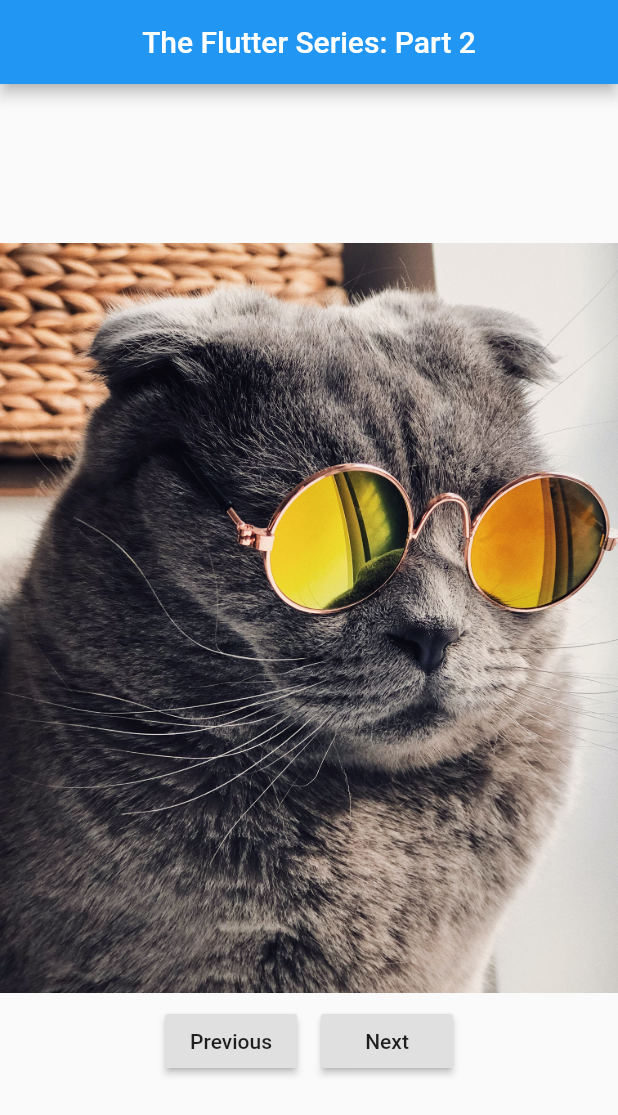
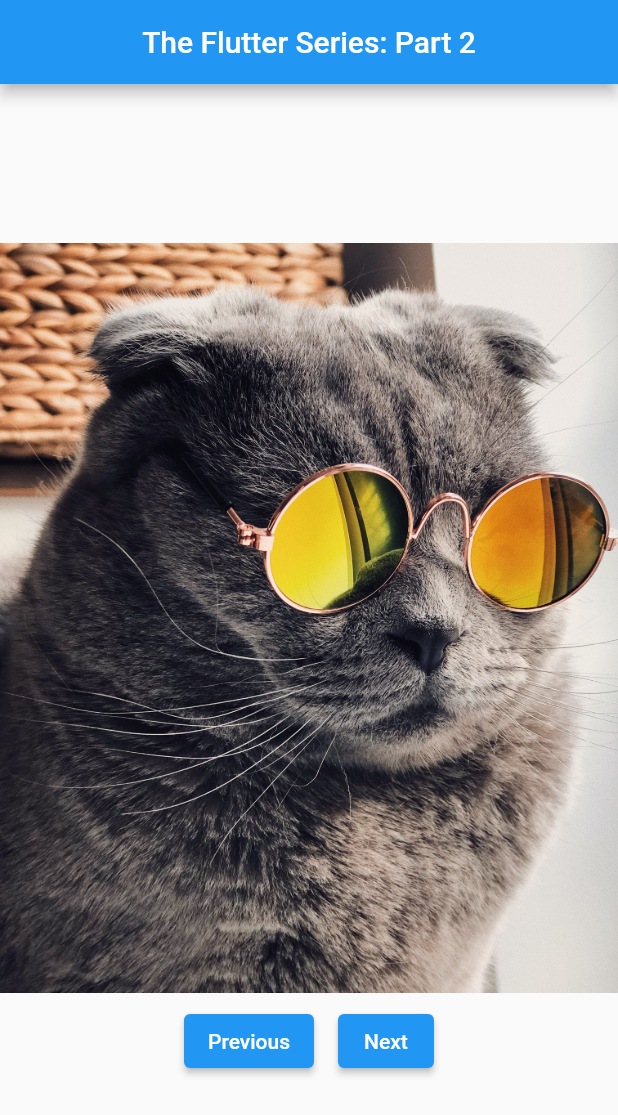
Before and after one commit to Pieter-127/publication_2, a Flutter app: the screen it shows after launch, on a phone screen of 412 x 824 dp. Shown: the top 1115 px of the screen. Run offline on Flutter 3.47's test engine with Material 2 defaults, Android fonts, the phone set to English and light mode, and no system bars.

Commit message:
updates deprecated raised buttons into elevated buttons

```diff
--- a/lib/my_home_page.dart
+++ b/lib/my_home_page.dart
@@ -36,7 +36,7 @@ class MyHomePageState extends State<MyHomePage> {
               mainAxisAlignment: MainAxisAlignment.center,
               children: [
                 Container(
-                  child: RaisedButton(
+                  child: ElevatedButton(
                       child: Text("Previous"),
                       onPressed: () {
                         setState(() {
@@ -46,7 +46,7 @@ class MyHomePageState extends State<MyHomePage> {
                   margin: EdgeInsets.only(right: 8, top: 8),
                 ),
                 Container(
-                  child: RaisedButton(
+                  child: ElevatedButton(
                       child: Text("Next"),
                       onPressed: () {
                         setState(() {
```
